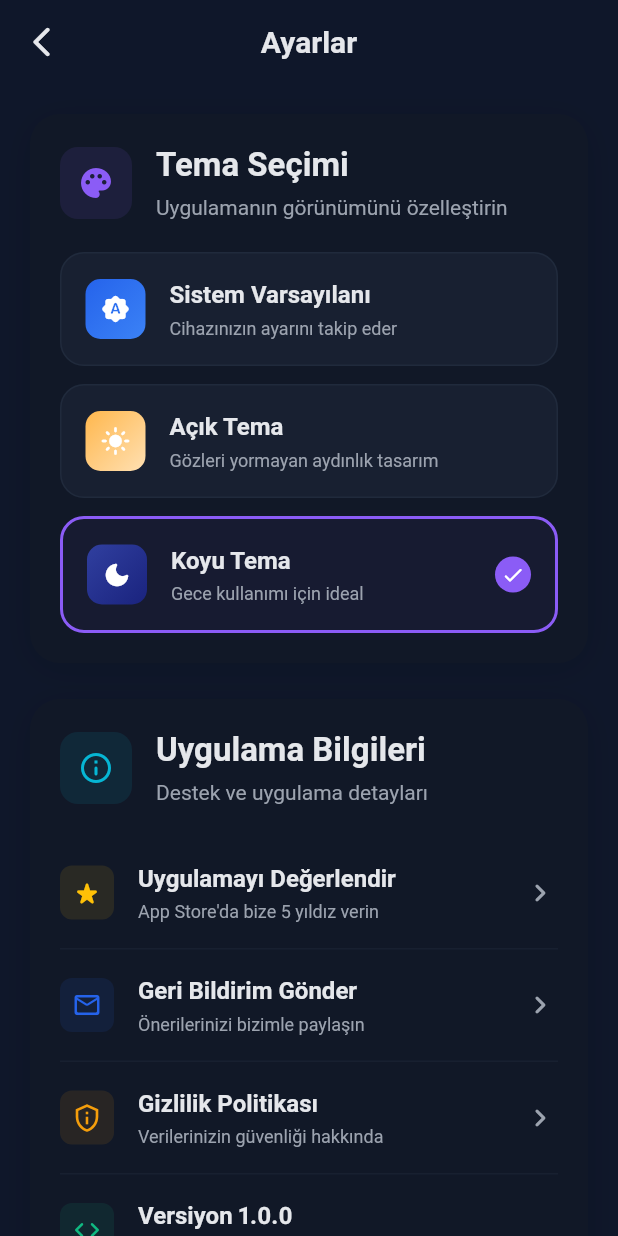
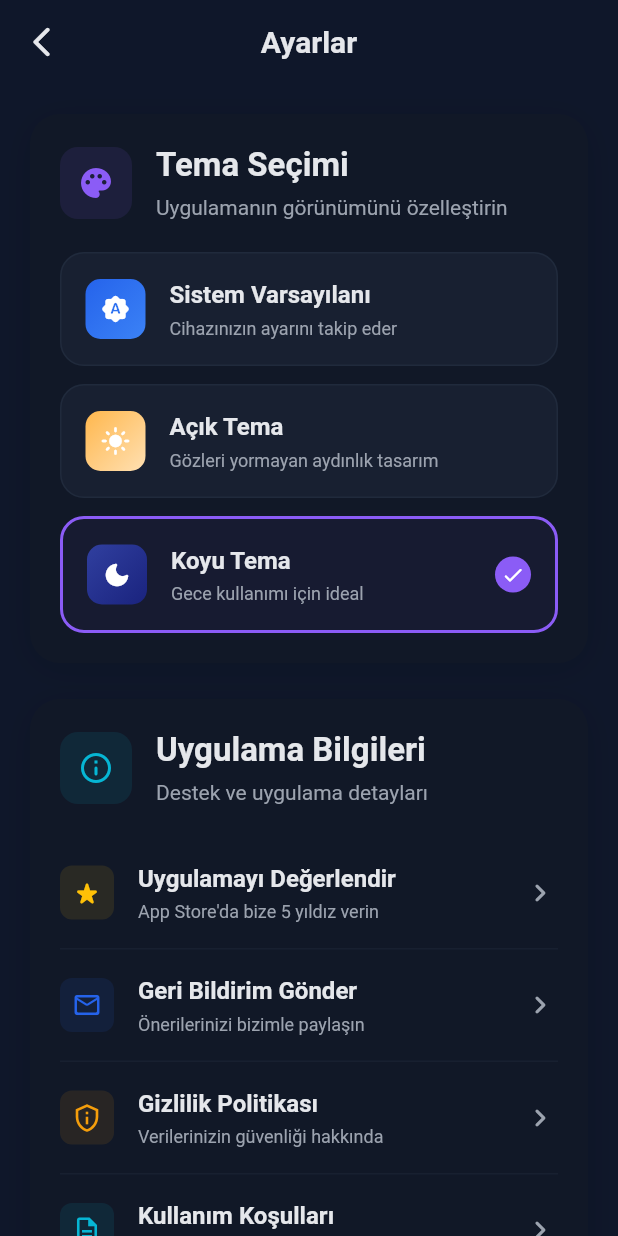
Before and after one commit to ummugulsunn/ehliyet-rehberim, a Flutter app: the SettingsScreen screen opened directly, on a phone screen of 412 x 824 dp. Run offline on Flutter 3.47's test engine with Material 3 defaults, Android fonts, the phone set to English and light mode, and no system bars; our stand-ins replace confetti, firebase_auth, firebase_core, flutter_markdown, flutter_riverpod, google_mobile_ads and 5 more; missing offline and left inert: purchases_flutter; accounts and stored records are empty; network calls fail; Roboto replaces fonts that are missing (System).

Commit message:
Update privacy policy and terms of service links
✅ Policy Links Updated:
- PaywallScreen: Updated to use portfolio website URLs
- SettingsScreen: Added Terms of Service link
- All URLs now point to: https://ummugulsun.me/ehliyet-rehberim/

🔗 New Links:
- Privacy Policy: /privacy-policy.html
- Terms of Service: /terms-of-service.html

📱 App Store Ready:
- All legal requirements fulfilled
- Professional policy pages hosted
- KVKK/GDPR compliant documentation

```diff
--- a/lib/src/features/paywall/presentation/paywall_screen.dart
+++ b/lib/src/features/paywall/presentation/paywall_screen.dart
@@ -275,14 +275,14 @@
   }
 
   void _launchPrivacyPolicy() async {
-    const url = 'https://your-app.com/privacy-policy'; // Replace with your actual URL
+    const url = 'https://ummugulsun.me/ehliyet-rehberim/privacy-policy.html';
     if (await canLaunchUrl(Uri.parse(url))) {
       await launchUrl(Uri.parse(url), mode: LaunchMode.externalApplication);
     }
   }
 
   void _launchTermsOfService() async {
-    const url = 'https://your-app.com/terms-of-service'; // Replace with your actual URL
+    const url = 'https://ummugulsun.me/ehliyet-rehberim/terms-of-service.html';
     if (await canLaunchUrl(Uri.parse(url))) {
       await launchUrl(Uri.parse(url), mode: LaunchMode.externalApplication);
     }
--- a/lib/src/features/profile/presentation/settings_screen.dart
+++ b/lib/src/features/profile/presentation/settings_screen.dart
@@ -344,7 +344,18 @@
             title: 'Gizlilik Politikası',
             subtitle: 'Verilerinizin güvenliği hakkında',
             iconColor: AppColors.secondary,
-            onTap: () => _openUrl(Uri.parse('https://ehliyetrehberim.app/privacy')),
+            onTap: () => _openUrl(Uri.parse('https://ummugulsun.me/ehliyet-rehberim/privacy-policy.html')),
+          ),
+
+          _buildDivider(context),
+
+          _buildActionTile(
+            context,
+            icon: Icons.description_outlined,
+            title: 'Kullanım Koşulları',
+            subtitle: 'Hizmet şartları ve koşulları',
+            iconColor: AppColors.info,
+            onTap: () => _openUrl(Uri.parse('https://ummugulsun.me/ehliyet-rehberim/terms-of-service.html')),
           ),
 
           _buildDivider(context),
```
